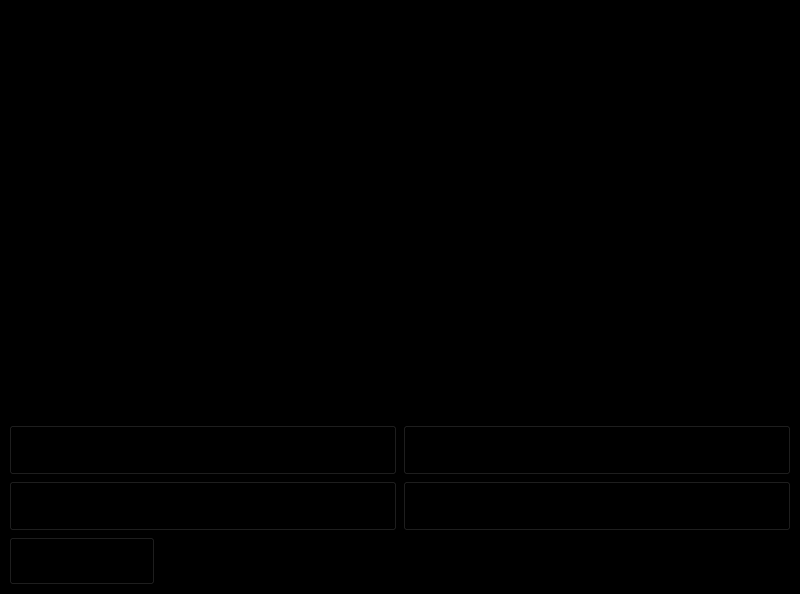
Qt form transaction.ui (acmpesuecc/GrowPal) before a commit.
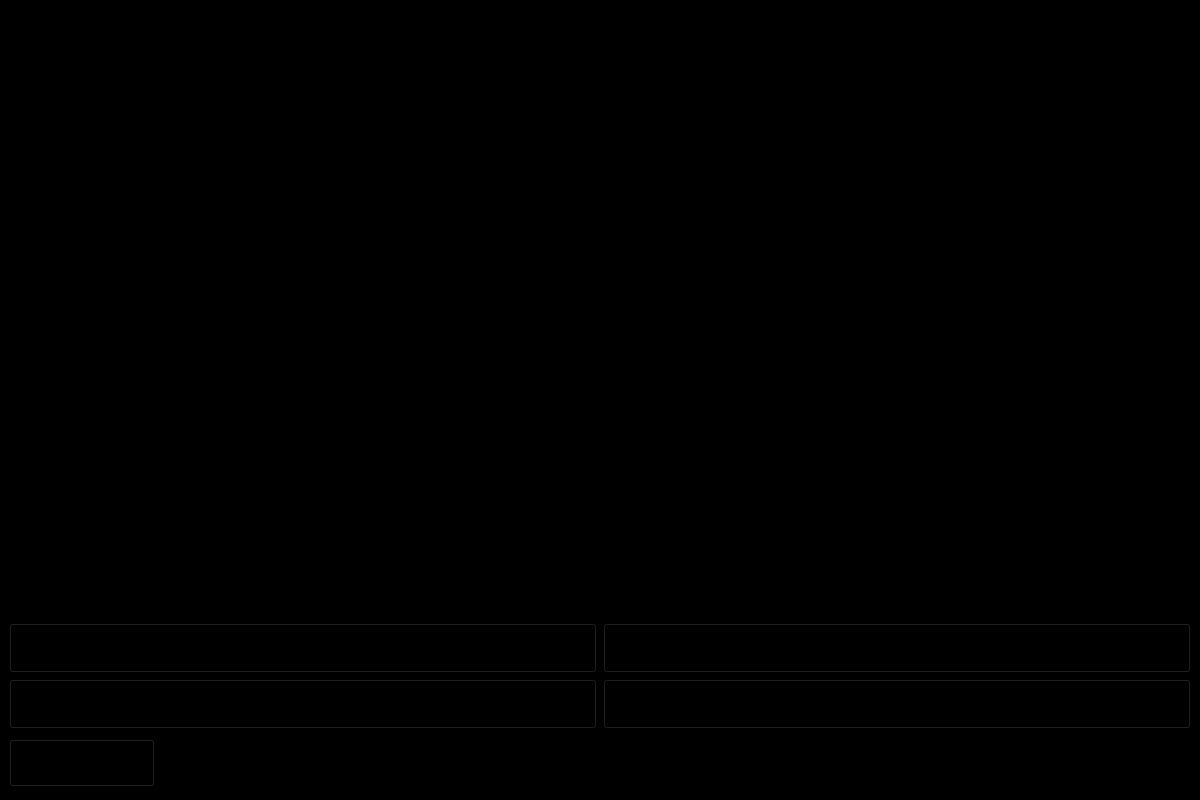
The same form after that commit. Icons and pictures are not drawn.

What changed in the file:
```diff
--- a/transaction.ui
+++ b/transaction.ui
@@ -6,10 +6,22 @@
    <rect>
     <x>0</x>
     <y>0</y>
-    <width>800</width>
-    <height>594</height>
+    <width>1200</width>
+    <height>800</height>
    </rect>
   </property>
+  <property name="minimumSize">
+   <size>
+    <width>1200</width>
+    <height>800</height>
+   </size>
+  </property>
+  <property name="maximumSize">
+   <size>
+    <width>1200</width>
+    <height>800</height>
+   </size>
+  </property>
   <property name="windowTitle">
    <string>Transaction </string>
   </property>
@@ -25,7 +37,7 @@
   </property>
   <widget class="QWidget" name="centralwidget">
    <layout class="QGridLayout" name="gridLayout_2">
-    <item row="2" column="0" colspan="4">
+    <item row="2" column="0" colspan="3">
      <layout class="QHBoxLayout" name="horizontalLayout">
       <item>
        <widget class="QPushButton" name="pushButton_back">
@@ -59,25 +71,21 @@
       </item>
      </layout>
     </item>
-    <item row="0" column="3">
-     <widget class="QLabel" name="label_ammount">
+    <item row="0" column="0">
+     <widget class="QLabel" name="label">
       <property name="font">
        <font>
-        <pointsize>20</pointsize>
+        <pointsize>36</pointsize>
         <weight>75</weight>
-        <italic>false</italic>
         <bold>true</bold>
        </font>
       </property>
-      <property name="styleSheet">
-       <string notr="true"/>
-      </property>
       <property name="text">
-       <string>Amount: </string>
+       <string>Transaction   </string>
       </property>
      </widget>
     </item>
-    <item row="1" column="0" colspan="4">
+    <item row="1" column="0" colspan="3">
      <layout class="QGridLayout" name="gridLayout">
       <item row="1" column="0">
        <widget class="QPushButton" name="pushButton_upi">
@@ -239,6 +247,33 @@
       </property>
      </widget>
     </item>
+    <item row="0" column="2">
+     <widget class="QLabel" name="label_ammount">
+      <property name="maximumSize">
+       <size>
+        <width>800</width>
+        <height>600</height>
+       </size>
+      </property>
+      <property name="font">
+       <font>
+        <pointsize>20</pointsize>
+        <weight>75</weight>
+        <italic>false</italic>
+        <bold>true</bold>
+       </font>
+      </property>
+      <property name="styleSheet">
+       <string notr="true"/>
+      </property>
+      <property name="text">
+       <string>Amount: </string>
+      </property>
+      <property name="wordWrap">
+       <bool>true</bool>
+      </property>
+     </widget>
+    </item>
    </layout>
   </widget>
  </widget>
```
Left out of the diff: 26 changed lines with no effect on the pictures.
